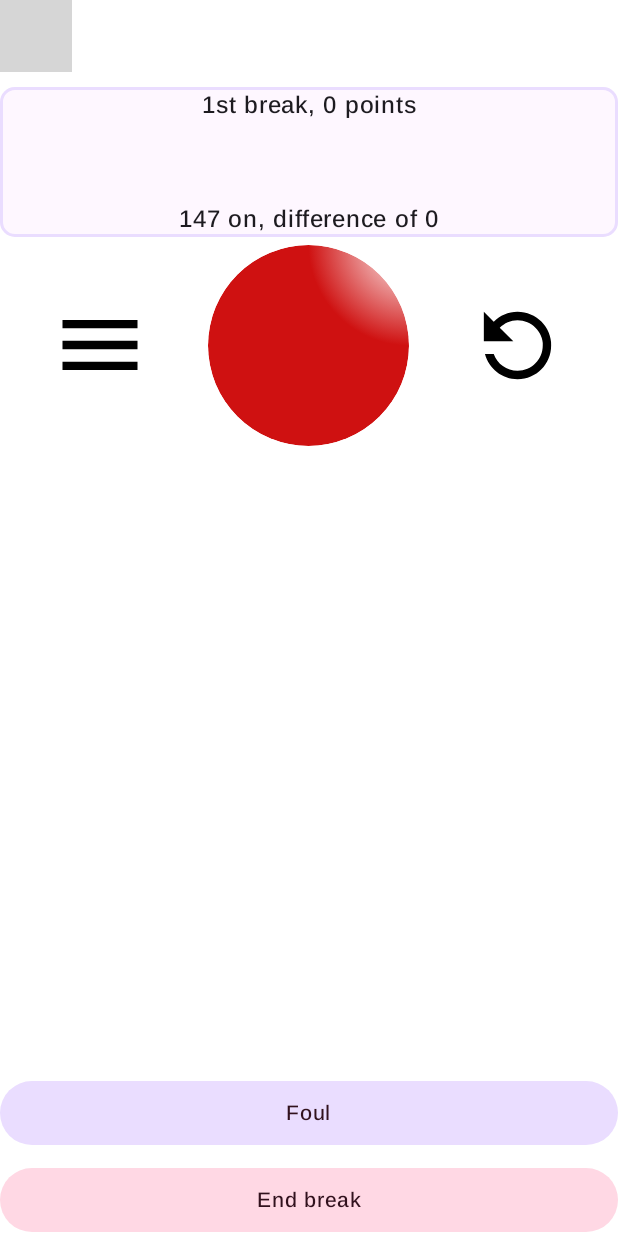
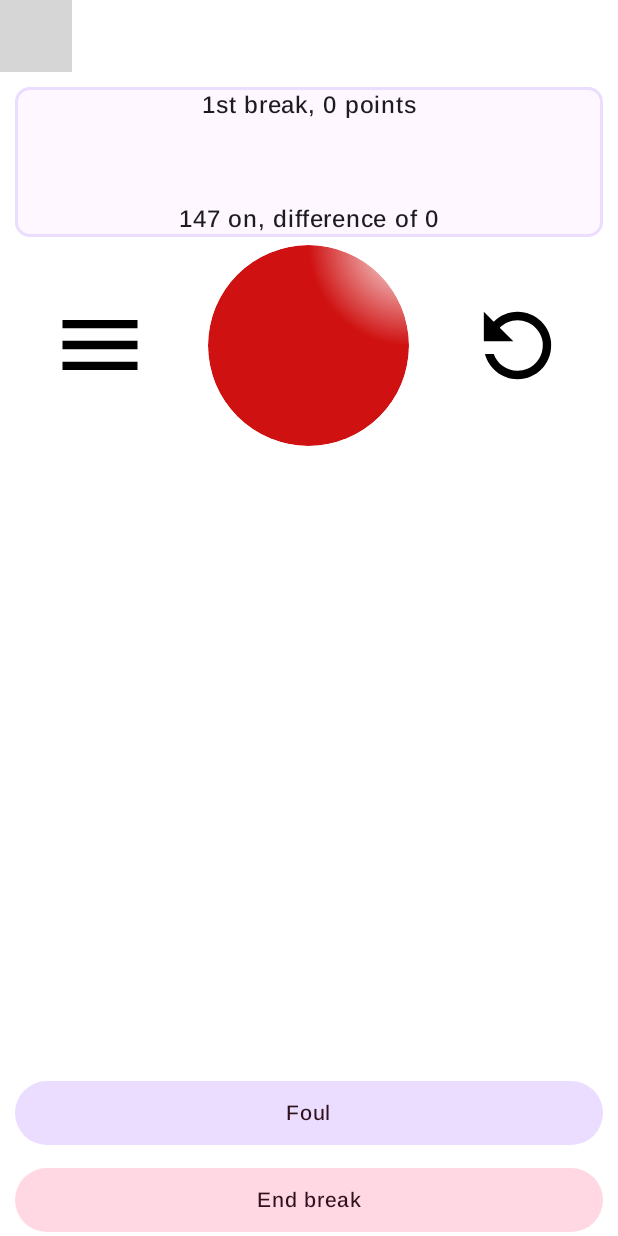
Before and after one commit to Henkkagg/SnookerScore, an Android app built with Jetpack Compose: the composable GameRootScreen shown on its own in the app's theme, on a phone screen of 412 x 824 dp. Run offline under Robolectric (Android 15) with nearby library versions, the light colour scheme and no system bars; our stand-ins replace Dagger/Hilt's generated code, Room's generated code; libraries missing offline, so code that uses them is left out: androidx.room.util, com.ramcosta.composedestinations; 9 statements that could not run were skipped; grey boxes are pictures that could not be loaded.

Commit message:
Improved horizontal padding on almost all elements.

```diff
--- a/app/src/main/java/com/hegesoft/snookerscore/domain/models/AlertDialog.kt
+++ b/app/src/main/java/com/hegesoft/snookerscore/domain/models/AlertDialog.kt
@@ -4,7 +4,7 @@ data class AlertDialog(
     val titleText: String,
     val bodyText: String,
     val yesText: String,
-    val noText: String = "Keep playing",
+    val noText: String = "Cancel",
     val onYes: () -> Unit,
     val onNo: () -> Unit
 )
--- a/app/src/main/java/com/hegesoft/snookerscore/ui/components/Buttons.kt
+++ b/app/src/main/java/com/hegesoft/snookerscore/ui/components/Buttons.kt
@@ -19,6 +19,7 @@ import androidx.compose.ui.input.pointer.pointerInput
 import androidx.compose.ui.unit.dp
 import com.hegesoft.snookerscore.domain.models.Ball
 import com.hegesoft.snookerscore.domain.models.Settings
+import com.hegesoft.snookerscore.ui.theme.padding
 
 @Composable
 fun WideButton(
@@ -31,7 +32,9 @@ fun WideButton(
     Button(
         onClick = onPressed,
         colors = ButtonDefaults.buttonColors(containerColor = color),
-        modifier = modifier.fillMaxWidth()
+        modifier = modifier
+            .fillMaxWidth()
+            .padding(horizontal = MaterialTheme.padding.small)
     ) {
         Text(
             text = text,
--- a/app/src/main/java/com/hegesoft/snookerscore/ui/components/CurrentBreak.kt
+++ b/app/src/main/java/com/hegesoft/snookerscore/ui/components/CurrentBreak.kt
@@ -4,6 +4,7 @@ import androidx.compose.foundation.BorderStroke
 import androidx.compose.foundation.layout.Column
 import androidx.compose.foundation.layout.fillMaxWidth
 import androidx.compose.foundation.layout.height
+import androidx.compose.foundation.layout.padding
 import androidx.compose.foundation.lazy.LazyRow
 import androidx.compose.foundation.lazy.items
 import androidx.compose.foundation.lazy.rememberLazyListState
@@ -17,18 +18,20 @@ import androidx.compose.ui.Alignment
 import androidx.compose.ui.Modifier
 import androidx.compose.ui.unit.dp
 import com.hegesoft.snookerscore.domain.models.Ball
+import com.hegesoft.snookerscore.ui.theme.padding
 
 @Composable
 fun CurrentBreak(
     topText: String,
     balls: List<Ball>,
     bottomText: String,
-    isFreeball: Boolean
+    isFreeBall: Boolean
 ) {
     Surface(
         modifier = Modifier
             .height(100.dp)
-            .fillMaxWidth(),
+            .fillMaxWidth()
+            .padding(horizontal = MaterialTheme.padding.small),
         border = BorderStroke(2.dp, MaterialTheme.colorScheme.primaryContainer),
         shape = RoundedCornerShape(10.dp)
     ) {
@@ -44,7 +47,7 @@ fun CurrentBreak(
             }
 
             val modifier = Modifier.weight(1f, true)
-            if (isFreeball) {
+            if (isFreeBall) {
                 Text(
                     text = "Free ball",
                     style = MaterialTheme.typography.displayMedium,
@@ -54,7 +57,7 @@ fun CurrentBreak(
             } else {
                 LazyRow(
                     state = lazyListState,
-                    modifier = modifier
+                    modifier = modifier.padding(horizontal = MaterialTheme.padding.tiny)
                 ) {
                     items(balls) { ball ->
                         Ball(ball = ball)
--- a/app/src/main/java/com/hegesoft/snookerscore/ui/components/ScoreDisplay.kt
+++ b/app/src/main/java/com/hegesoft/snookerscore/ui/components/ScoreDisplay.kt
@@ -9,6 +9,7 @@ import androidx.compose.ui.Modifier
 import androidx.compose.ui.graphics.Color
 import androidx.compose.ui.text.style.TextOverflow
 import androidx.compose.ui.unit.dp
+import com.hegesoft.snookerscore.ui.theme.padding
 
 @Composable
 fun ScoreDisplay(
@@ -41,6 +42,7 @@ private fun ScoreRow(
         modifier = Modifier
             .fillMaxWidth()
             .background(backgroundColor)
+            .padding(horizontal = MaterialTheme.padding.small)
     ) {
         val textStyle = MaterialTheme.typography.displayMedium
         Text(
--- a/app/src/main/java/com/hegesoft/snookerscore/ui/screens/game/GameRootScreen.kt
+++ b/app/src/main/java/com/hegesoft/snookerscore/ui/screens/game/GameRootScreen.kt
@@ -1,12 +1,9 @@
 package com.hegesoft.snookerscore.ui.screens.game
 
-import android.util.Log
 import androidx.activity.compose.BackHandler
-import androidx.compose.foundation.background
 import androidx.compose.foundation.layout.*
 import androidx.compose.runtime.*
 import androidx.compose.ui.Modifier
-import androidx.compose.ui.graphics.Color
 import androidx.hilt.navigation.compose.hiltViewModel
 import com.hegesoft.snookerscore.domain.models.Ball
 import com.hegesoft.snookerscore.domain.models.toBalls
@@ -70,7 +67,7 @@ fun GameRootScreen(
             balls = breakInfo.breakPoints.toBalls(),
             topText = "${breakInfo.breakNumber.toOrdinalString()} break, ${breakInfo.breakPoints.sum()} points",
             bottomText = "${scoreInfo.pointsOnTable} on, difference of $scoreDifference",
-            isFreeball = legalBalls.isFreeBall
+            isFreeBall = legalBalls.isFreeBall
         )
         TinySpacer()
 
--- a/app/src/main/java/com/hegesoft/snookerscore/ui/screens/new_game/NewGameScreen.kt
+++ b/app/src/main/java/com/hegesoft/snookerscore/ui/screens/new_game/NewGameScreen.kt
@@ -17,6 +17,7 @@ import androidx.hilt.navigation.compose.hiltViewModel
 import androidx.navigation.NavBackStackEntry
 import com.hegesoft.snookerscore.ui.components.*
 import com.hegesoft.snookerscore.ui.theme.Typography
+import com.hegesoft.snookerscore.ui.theme.padding
 import com.ramcosta.composedestinations.annotation.Destination
 import com.ramcosta.composedestinations.annotation.RootNavGraph
 import com.ramcosta.composedestinations.spec.DestinationStyle
@@ -125,7 +126,8 @@ private fun GameScore(
 ) {
     Surface(
         border = BorderStroke(2.dp, MaterialTheme.colorScheme.primaryContainer),
-        shape = RoundedCornerShape(10.dp)
+        shape = RoundedCornerShape(10.dp),
+        modifier = Modifier.padding(horizontal = MaterialTheme.padding.small)
     ) {
         Column(
             modifier = Modifier
--- /dev/null
+++ b/app/src/main/java/com/hegesoft/snookerscore/ui/theme/Padding.kt
@@ -0,0 +1,21 @@
+package com.hegesoft.snookerscore.ui.theme
+
+import androidx.compose.material3.MaterialTheme
+import androidx.compose.runtime.Composable
+import androidx.compose.runtime.ReadOnlyComposable
+import androidx.compose.runtime.compositionLocalOf
+import androidx.compose.ui.unit.Dp
+import androidx.compose.ui.unit.dp
+
+data class Padding(
+    val tiny: Dp = 5.dp,
+    val small: Dp = 10.dp,
+    val large: Dp = 20.dp
+)
+
+val LocalPadding = compositionLocalOf { Padding() }
+
+val MaterialTheme.padding
+@Composable
+@ReadOnlyComposable
+get() = LocalPadding.current
--- a/app/src/main/java/com/hegesoft/snookerscore/ui/theme/Theme.kt
+++ b/app/src/main/java/com/hegesoft/snookerscore/ui/theme/Theme.kt
@@ -4,7 +4,10 @@ import androidx.compose.foundation.isSystemInDarkTheme
 import androidx.compose.material3.*
 import androidx.compose.runtime.Composable
 import androidx.compose.runtime.CompositionLocalProvider
+import androidx.compose.runtime.staticCompositionLocalOf
 import androidx.compose.ui.text.TextStyle
+import androidx.compose.ui.unit.Dp
+import androidx.compose.ui.unit.dp
 
 
 private val LightColors = lightColorScheme(
@@ -72,6 +75,11 @@ private val DarkColors = darkColorScheme(
     scrim = md_theme_dark_scrim,
 )
 
+data class HorizontalPadding(
+    val small: Dp,
+    val large: Dp
+)
+
 @Composable
 fun SnookerScoreTheme(
     useDarkTheme: Boolean = isSystemInDarkTheme(),
@@ -83,10 +91,12 @@ fun SnookerScoreTheme(
         DarkColors
     }
 
-    MaterialTheme(
-        colorScheme = colors,
-        typography = Typography,
-        content = content
-    )
+    CompositionLocalProvider(LocalPadding provides Padding()) {
+        MaterialTheme(
+            colorScheme = colors,
+            typography = Typography,
+            content = content
+        )
+    }
 
 }
```
